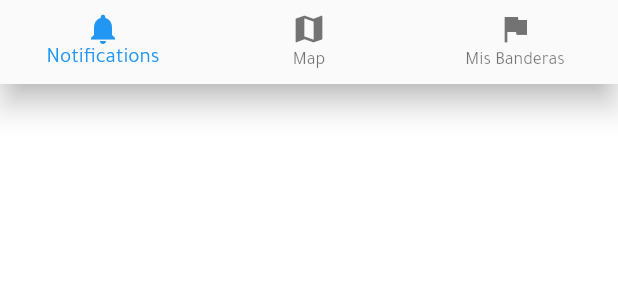
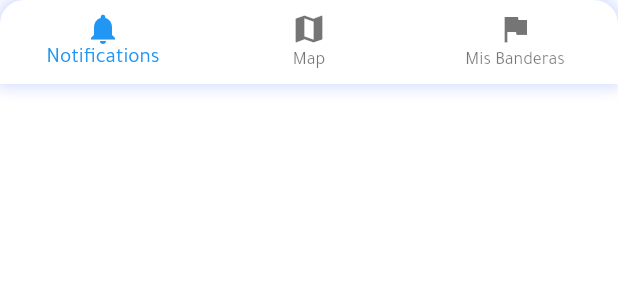
Before and after one commit to banderablanca/banderablanca, a Flutter app: the BottomNavigationWidget widget shown alone on an empty page, opened directly, on a phone screen of 412 x 824 dp. Shown: the top 300 px of the screen. Run offline on Flutter 3.47's test engine with Material 2 defaults, Android fonts, the phone set to English and light mode, and no system bars; our stand-ins replace camera, cloud_firestore, connectivity, email_validator, firebase_auth, firebase_crashlytics and 8 more; missing offline and left inert: flutter_advanced_networkimage, google_maps_place_picker, video_thumbnail; accounts and stored records are empty; generated files the repository leaves out were written again.

Commit message:
fixed bottom nav

```diff
--- a/lib/ui/views/widgets/bottom_navigation.dart
+++ b/lib/ui/views/widgets/bottom_navigation.dart
@@ -13,7 +13,22 @@ class BottomNavigationWidget extends StatelessWidget {
       builder: (BuildContext context, TabModel tabModel, Widget child) {
         var activeTabIndex =
             allDestinations.indexWhere((o) => o.tab == tabModel.activeTab);
-        return BottomNavigationBar(
+        return Container(
+          decoration: BoxDecoration(
+            color: Colors.white,
+            borderRadius: BorderRadius.only(
+                topLeft: Radius.circular(16), topRight: Radius.circular(16)),
+            boxShadow: [
+              BoxShadow(
+                color: Theme.of(context).primaryColorLight,
+                blurRadius: 8,
+                spreadRadius: 2,
+              )
+            ],
+          ),
+          child: BottomNavigationBar(
+            backgroundColor: Colors.transparent,
+            elevation: 0,
             currentIndex: activeTabIndex,
             onTap: (index) => _onTabSelected(context, index),
             items: allDestinations.map((Destination destination) {
@@ -22,6 +37,7 @@ class BottomNavigationWidget extends StatelessWidget {
                   backgroundColor: destination.color,
                   title: Text(destination.title));
             }).toList(),
+          ),
         );
       },
     );
```
Also changed, not shown: 1 other file. Lines whose indentation alone changed are shown as unchanged.
